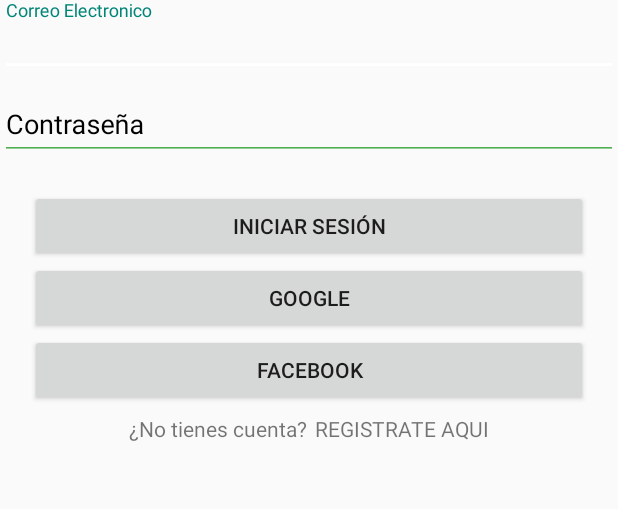
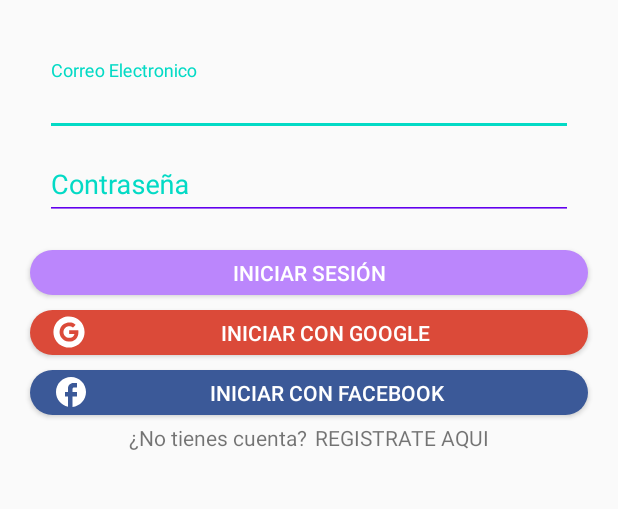
Before and after one commit to Braian-Pimentao/MyPet, an Android app: the IniciarSesion screen opened directly, with no data from a screen before it, on a phone screen of 412 x 824 dp, the part 150-659 px from its top. Run offline under Robolectric (Android 15) with nearby library versions, the phone set to English and light mode, and no system bars.

Commit message:
Diseño de botones de google y facebook

```diff
--- /dev/null
+++ b/app/src/main/res/drawable-v24/pulsar_boton_facebook.xml
@@ -0,0 +1,4 @@
+<?xml version="1.0" encoding="utf-8"?>
+<ripple xmlns:android="http://schemas.android.com/apk/res/android" android:color="@color/negro_opaco">
+    <item android:drawable="@drawable/estilo_boton_facebook" />
+</ripple>
--- /dev/null
+++ b/app/src/main/res/drawable-v24/pulsar_boton_google.xml
@@ -0,0 +1,4 @@
+<?xml version="1.0" encoding="utf-8"?>
+<ripple xmlns:android="http://schemas.android.com/apk/res/android" android:color="@color/negro_opaco">
+    <item android:drawable="@drawable/estilo_boton_google" />
+</ripple>
--- /dev/null
+++ b/app/src/main/res/drawable/estilo_boton_app.xml
@@ -0,0 +1,6 @@
+<?xml version="1.0" encoding="utf-8"?>
+<shape xmlns:android="http://schemas.android.com/apk/res/android" android:shape="rectangle">
+
+    <solid android:color="@color/purple_200"/>
+    <corners android:radius="150dp"/>
+</shape>
--- /dev/null
+++ b/app/src/main/res/drawable/estilo_boton_facebook.xml
@@ -0,0 +1,6 @@
+<?xml version="1.0" encoding="utf-8"?>
+<shape xmlns:android="http://schemas.android.com/apk/res/android" android:shape="rectangle">
+
+    <solid android:color="@color/color_facebook"/>
+    <corners android:radius="150dp"/>
+</shape>
--- /dev/null
+++ b/app/src/main/res/drawable/estilo_boton_google.xml
@@ -0,0 +1,6 @@
+<?xml version="1.0" encoding="utf-8"?>
+<shape xmlns:android="http://schemas.android.com/apk/res/android" android:shape="rectangle">
+
+    <solid android:color="@color/color_google"/>
+    <corners android:radius="150dp"/>
+</shape>
--- /dev/null
+++ b/app/src/main/res/drawable/ic_facebook.xml
@@ -0,0 +1,5 @@
+<vector android:height="24dp" android:tint="#FFFFFF"
+    android:viewportHeight="24" android:viewportWidth="24"
+    android:width="24dp" xmlns:android="http://schemas.android.com/apk/res/android">
+    <path android:fillColor="@android:color/white" android:pathData="M22,12c0,-5.52 -4.48,-10 -10,-10S2,6.48 2,12c0,4.84 3.44,8.87 8,9.8V15H8v-3h2V9.5C10,7.57 11.57,6 13.5,6H16v3h-2c-0.55,0 -1,0.45 -1,1v2h3v3h-3v6.95C18.05,21.45 22,17.19 22,12z"/>
+</vector>
--- /dev/null
+++ b/app/src/main/res/drawable/ic_google.xml
@@ -0,0 +1,5 @@
+<vector android:height="21dp" android:viewportHeight="380"
+    android:viewportWidth="380" android:width="21dp" xmlns:android="http://schemas.android.com/apk/res/android">
+    <path android:fillColor="#FFFFFF"
+        android:pathData="M170,6.1c-33.2,3.7 -64.9,16.3 -91.5,36.3 -10.3,7.7 -28.4,25.8 -36.1,36.1 -49.7,66.2 -49.7,156.8 0,223 7.7,10.3 25.8,28.4 36.1,36.1 66.2,49.7 156.8,49.7 223,-0 10.3,-7.7 28.4,-25.8 36.1,-36.1 41,-54.6 48.8,-127.2 20.3,-189.2 -9.2,-20 -20.7,-36.3 -37.3,-52.9 -21.5,-21.4 -43.6,-35.2 -72.1,-44.8 -24,-8.2 -53.4,-11.3 -78.5,-8.5zM216.5,78c8.2,1.7 18.2,5.3 26.6,9.5 8.1,4.1 10.6,5.7 19.7,12.8l6.4,5 -15.9,15.9c-8.7,8.7 -16.2,15.8 -16.6,15.8 -0.5,-0 -2.7,-1.5 -5,-3.3 -6.4,-5.1 -10.5,-7.3 -19.2,-10.3 -7.1,-2.4 -9.4,-2.8 -20,-2.7 -10.1,-0 -13.2,0.4 -20,2.6 -21.4,7 -38,23.7 -45.3,45.4 -2.3,6.8 -2.6,9.5 -2.7,20.8 0,10.9 0.4,14.2 2.3,20.5 7.3,23.3 25.9,41.3 49.2,47.6 8.2,2.2 24.9,2.2 34.1,-0 12.7,-3 23.7,-9.2 31.4,-17.8 5.2,-5.7 11.2,-17.2 12.2,-23.1l0.6,-3.7 -31.2,-0 -31.1,-0 0,-22 0,-22 54,-0 53.9,-0 0.8,3.7c1.6,7.4 0.9,37.2 -1.1,46.1 -12.2,56.5 -57.2,89.3 -116.8,85 -31.6,-2.2 -62.8,-19.4 -81.8,-44.9 -39.6,-53.2 -26.8,-127.7 28.3,-164.3 24.6,-16.4 57.8,-22.7 87.2,-16.6z" android:strokeColor="#00000000"/>
+</vector>
--- /dev/null
+++ b/app/src/main/res/drawable/pulsar_boton_app.xml
@@ -0,0 +1,4 @@
+<?xml version="1.0" encoding="utf-8"?>
+<ripple xmlns:android="http://schemas.android.com/apk/res/android" android:color="@color/negro_opaco">
+    <item android:drawable="@drawable/estilo_boton_app" />
+</ripple>
--- a/app/src/main/res/layout/activity_iniciar_sesion.xml
+++ b/app/src/main/res/layout/activity_iniciar_sesion.xml
@@ -19,68 +19,97 @@
             android:layout_height="wrap_content"
             app:srcCompat="@drawable/logo" />
 
+        <LinearLayout
+            android:layout_width="match_parent"
+            android:layout_height="wrap_content"
+            android:orientation="horizontal"
+            android:layout_marginLeft="30dp"
+            android:layout_marginRight="30dp"
+            android:layout_marginTop="40dp">
+
             <com.google.android.material.textfield.TextInputLayout
                 android:layout_width="match_parent"
-            android:theme="@style/editTextWhite"
-            android:layout_height="wrap_content">
+                android:layout_height="wrap_content"
+                android:theme="@style/editTextWhite">
 
                 <com.google.android.material.textfield.TextInputEditText
+                    style="@style/editTextWhite"
                     android:layout_width="match_parent"
+
                     android:layout_height="wrap_content"
-
                     android:hint="@string/correo_electronico"
-                style="@style/editTextWhite"
                     android:inputType="textEmailAddress" />
 
             </com.google.android.material.textfield.TextInputLayout>
+        </LinearLayout>
 
+
+        <LinearLayout
+            android:layout_width="match_parent"
+            android:layout_height="wrap_content"
+            android:orientation="horizontal"
+            android:layout_marginLeft="30dp"
+            android:layout_marginRight="30dp">
             <com.google.android.material.textfield.TextInputLayout
                 android:layout_width="match_parent"
-            android:theme="@style/editTextWhite"
-            android:layout_height="wrap_content">
-
+                android:layout_height="wrap_content"
+                android:theme="@style/editTextWhite">
                 <com.google.android.material.textfield.TextInputEditText
                     android:layout_width="match_parent"
                     android:layout_height="wrap_content"
                     android:hint="@string/pssword"
                     android:inputType="textPassword" />
-
             </com.google.android.material.textfield.TextInputLayout>
+        </LinearLayout>
 
         <Button
             android:layout_width="match_parent"
-            android:layout_height="wrap_content"
-            android:text="@string/iniciar"
+            android:layout_height="30dp"
+            android:layout_marginLeft="20dp"
             android:layout_marginTop="20dp"
+            android:background="@drawable/pulsar_boton_app"
+            android:layout_marginRight="20dp"
+            android:textColor="@color/white"
+            android:text="@string/iniciar" />
+
+        <Button
+            android:layout_marginTop="10dp"
+            android:layout_width="match_parent"
+            android:layout_height="30dp"
+            android:drawableStart="@drawable/ic_google"
+            android:paddingStart="15dp"
+            android:paddingEnd="15dp"
+            android:textColor="@color/white"
+            android:background="@drawable/pulsar_boton_google"
             android:layout_marginLeft="20dp"
-            android:layout_marginRight="20dp"/>
+            android:layout_marginRight="20dp"
+            android:text="@string/google" />
 
         <Button
             android:layout_width="match_parent"
-            android:layout_height="wrap_content"
-            android:text="Google"
+            android:layout_height="30dp"
+            android:layout_marginTop="10dp"
             android:layout_marginLeft="20dp"
-            android:layout_marginRight="20dp"/>
-
-        <Button
-            android:layout_width="match_parent"
-            android:layout_height="wrap_content"
-            android:text="Facebook"
-            android:layout_marginLeft="20dp"
-            android:layout_marginRight="20dp"/>
+            android:layout_marginRight="20dp"
+            android:drawableStart="@drawable/ic_facebook"
+            android:paddingStart="15dp"
+            android:paddingEnd="15dp"
+            android:textColor="@color/white"
+            android:background="@drawable/pulsar_boton_facebook"
+            android:text="@string/facebook" />
 
         <LinearLayout
             android:layout_width="match_parent"
             android:layout_height="wrap_content"
-            android:orientation="horizontal"
+            android:layout_marginTop="5dp"
             android:gravity="center"
-            android:layout_marginTop="5dp">
+            android:orientation="horizontal">
 
             <TextView
                 android:layout_width="wrap_content"
                 android:layout_height="wrap_content"
-                android:text="@string/pregunta"
-                android:layout_marginEnd="5dp"/>
+                android:layout_marginEnd="5dp"
+                android:text="@string/pregunta" />
 
             <TextView
                 android:layout_width="wrap_content"
--- a/app/src/main/res/values/colors.xml
+++ b/app/src/main/res/values/colors.xml
@@ -7,4 +7,15 @@
     <color name="teal_700">#FF018786</color>
     <color name="black">#FF000000</color>
     <color name="white">#FFFFFFFF</color>
+
+    <color name="negro_opaco">#0D000000</color>
+    <color name="color_facebook">#3b5998</color>
+    <color name="color_google">#db4a39</color>
+
+
+
+
+
+    <!--Paleta de colores de la app-->
+
 </resources>
--- a/app/src/main/res/values/strings.xml
+++ b/app/src/main/res/values/strings.xml
@@ -11,4 +11,6 @@
     <string name="iniciar">Iniciar Sesión</string>
     <string name="pregunta">¿No tienes cuenta?</string>
     <string name="regristrate">REGISTRATE AQUI</string>
+    <string name="facebook">Iniciar con Facebook</string>
+    <string name="google">Iniciar con Google</string>
 </resources>
--- a/app/src/main/res/values/themes.xml
+++ b/app/src/main/res/values/themes.xml
@@ -9,11 +9,11 @@
     </style>
 
     <style name="editTextWhite" parent="Theme.AppCompat.Light.DarkActionBar">
-        <item name="android:textColorHint">@color/black</item>
+        <item name="android:textColorHint">@color/teal_200</item>
         <item name="android:textColorPrimary">@color/black</item>
-        <item name="android:colorAccent">#FFEB3B</item>
-        <item name="android:colorControlNormal">#4CAF50</item>
-        <item name="android:colorControlActivated">@color/white</item>
+        <item name="colorAccent">@color/purple_500</item>
+        <item name="colorControlNormal">@color/purple_500</item>
+        <item name="colorControlActivated">@color/teal_200</item>
 
 
 
```
Lines whose indentation alone changed are shown as unchanged.
